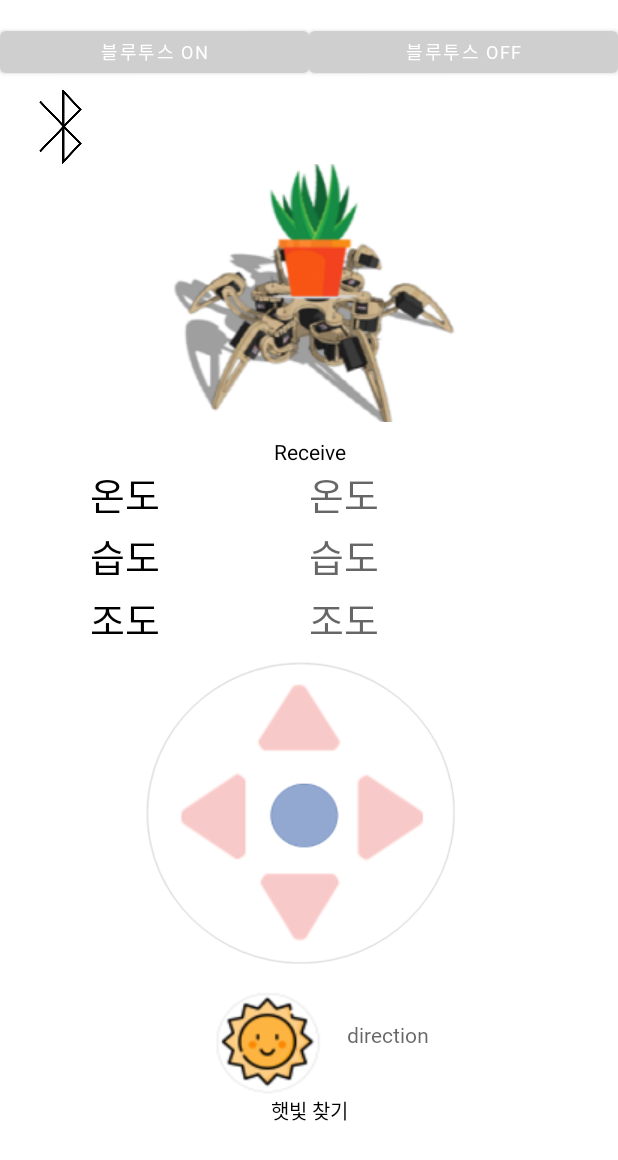
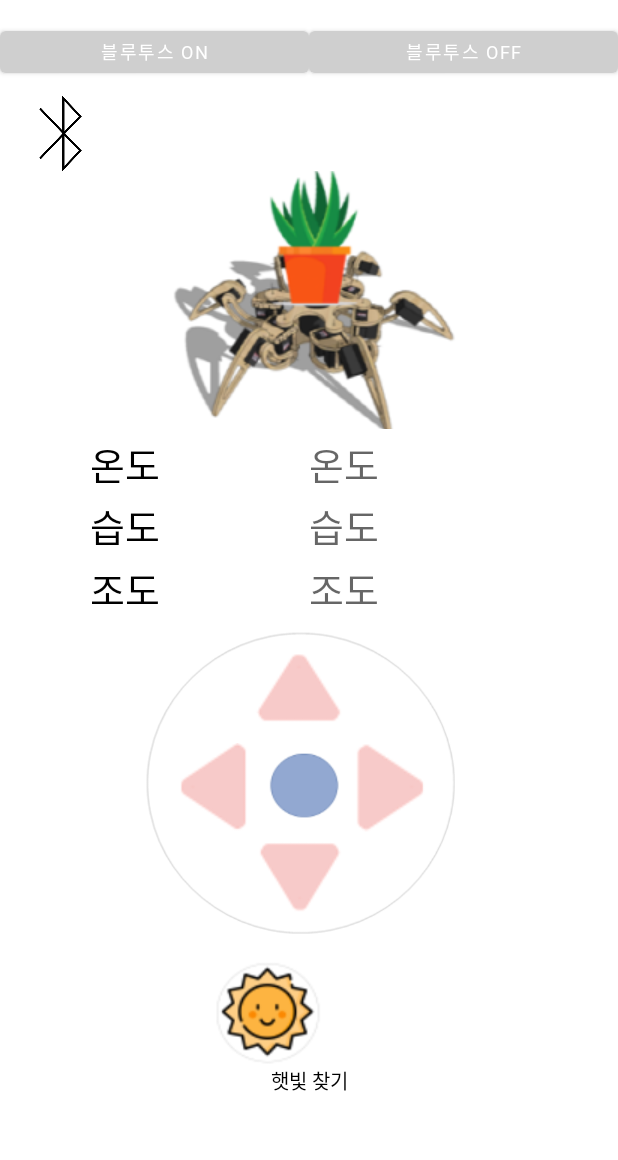
Before and after one commit to icarusicarus/plant-robot, an Android app: the screen it shows after launch (MainActivity), on a phone screen of 412 x 824 dp. Shown: the top 1160 px of the screen. Run offline under Robolectric (Android 15) with nearby library versions, the phone set to English and light mode, and no system bars.

Commit message:
plant robot

```diff
--- a/app/src/main/res/layout/activity_main.xml
+++ b/app/src/main/res/layout/activity_main.xml
@@ -43,7 +43,7 @@
 
     <LinearLayout
         android:layout_width="match_parent"
-        android:layout_height="250dp"
+        android:layout_height="230dp"
         android:gravity="center"
         android:orientation="vertical">
 
@@ -74,15 +74,6 @@
             android:scaleType="center"
             android:src="@drawable/hexapod" />
 
-
-        <TextView
-            android:id="@+id/tvReceiveData"
-            android:layout_width="match_parent"
-            android:layout_height="20dp"
-            android:layout_marginTop="10dp"
-            android:gravity="center"
-            android:text="Receive"
-            android:textColor="@color/black" />
     </LinearLayout>
 
     <LinearLayout
@@ -296,8 +287,7 @@
                 android:layout_marginLeft="16dp"
                 android:textSize="14dp"
                 android:textColor="@color/black"
-                android:fontFamily="@font/gosanja"
-                android:hint="direction"/>
+                android:fontFamily="@font/gosanja"/>
         </FrameLayout>
     </LinearLayout>
 
```
Also changed, not shown: app/src/main/java/com/example/myapplication_3/MainActivity.java (+7 -3 lines).
